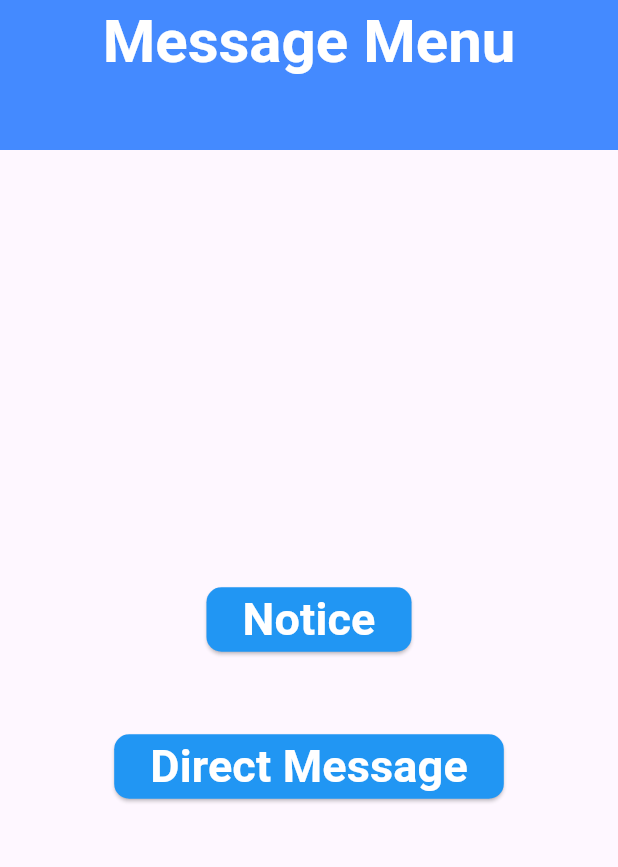
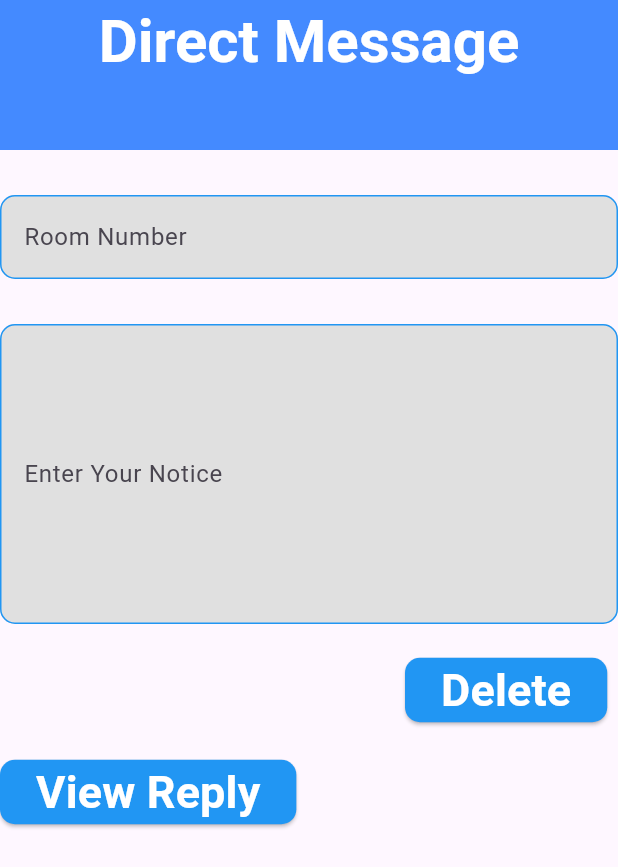
Before and after one commit to NaVindu0315/Hostel-Management-UI, a Flutter app: the Msgmenuu screen opened directly, after a tap on "Direct Message", on a phone screen of 412 x 824 dp. Shown: the top 867 px of the screen. Run offline on Flutter 3.47's test engine with Material 3 defaults, Android fonts, the phone set to English and light mode, and no system bars; our stand-ins replace curved_navigation_bar; Roboto replaces fonts that are missing (RobotoMono).

Commit message:
direct msg

```diff
--- a/lib/screens/Directmsg.dart
+++ b/lib/screens/Directmsg.dart
@@ -0,0 +1,163 @@
+import 'package:flutter/material.dart';
+
+class Direct_Msg extends StatelessWidget {
+  const Direct_Msg({Key? key}) : super(key: key);
+
+  @override
+  Widget build(BuildContext context) {
+    return MaterialApp(
+      home: DirrectM(),
+    );
+  }
+}
+
+class DirrectM extends StatefulWidget {
+  const DirrectM({Key? key}) : super(key: key);
+
+  @override
+  State<DirrectM> createState() => _DirrectMState();
+}
+
+class _DirrectMState extends State<DirrectM> {
+  @override
+  Widget build(BuildContext context) {
+    return Scaffold(
+      appBar: PreferredSize(
+        preferredSize: Size.fromHeight(100.0), // Set the height of the AppBar
+        child: AppBar(
+          backgroundColor: Colors.blueAccent,
+          centerTitle: true,
+          title: Text(
+            'Direct Message',
+            style: TextStyle(
+                fontFamily: 'RobotoMono',
+                fontSize: 40,
+                color: Colors.white,
+                fontWeight: FontWeight.bold),
+          ),
+        ),
+      ),
+      body: Column(
+        children: [
+          SizedBox(
+            height: 30.0,
+          ),
+          Center(
+              child: TextFormField(
+            maxLines: 1, // Set the maximum number of lines
+            decoration: InputDecoration(
+              filled: true, // Set the background color
+              fillColor:
+                  Colors.grey[300], // Set the background color to ash color
+              border: OutlineInputBorder(
+                // Set the border
+                borderRadius:
+                    BorderRadius.circular(10), // Set the border radius
+                borderSide: BorderSide(
+                    color: Colors.blue), // Set the border color to blue
+              ),
+              enabledBorder: OutlineInputBorder(
+                // Set the enabled border
+                borderRadius:
+                    BorderRadius.circular(10), // Set the border radius
+                borderSide: BorderSide(
+                    color: Colors.blue), // Set the border color to blue
+              ),
+              focusedBorder: OutlineInputBorder(
+                // Set the focused border
+                borderRadius:
+                    BorderRadius.circular(10), // Set the border radius
+                borderSide: BorderSide(
+                    color: Colors.blue), // Set the border color to blue
+              ),
+              labelText: 'Room Number',
+            ),
+          )),
+          SizedBox(
+            height: 30.0,
+          ),
+          Center(
+              child: TextFormField(
+            maxLines: 7, // Set the maximum number of lines
+            decoration: InputDecoration(
+              filled: true, // Set the background color
+              fillColor:
+                  Colors.grey[300], // Set the background color to ash color
+              border: OutlineInputBorder(
+                // Set the border
+                borderRadius:
+                    BorderRadius.circular(10), // Set the border radius
+                borderSide: BorderSide(
+                    color: Colors.blue), // Set the border color to blue
+              ),
+              enabledBorder: OutlineInputBorder(
+                // Set the enabled border
+                borderRadius:
+                    BorderRadius.circular(10), // Set the border radius
+                borderSide: BorderSide(
+                    color: Colors.blue), // Set the border color to blue
+              ),
+              focusedBorder: OutlineInputBorder(
+                // Set the focused border
+                borderRadius:
+                    BorderRadius.circular(10), // Set the border radius
+                borderSide: BorderSide(
+                    color: Colors.blue), // Set the border color to blue
+              ),
+              labelText: 'Enter Your Notice',
+            ),
+          )),
+          SizedBox(
+            height: 20.0,
+          ),
+          Row(
+            children: [
+              SizedBox(
+                width: 270.0,
+              ),
+              ElevatedButton(
+                style: ElevatedButton.styleFrom(
+                  primary: Colors.blue,
+                  onPrimary: Colors.white,
+                  shape: RoundedRectangleBorder(
+                    borderRadius: BorderRadius.circular(10), // border radius
+                  ),
+                ),
+                onPressed: () {
+                  // button press action
+                },
+                child: Text(
+                  'Delete',
+                  style: TextStyle(fontSize: 30.0, fontWeight: FontWeight.bold),
+                ),
+              ),
+            ],
+          ),
+          SizedBox(
+            height: 20.0,
+          ),
+          Row(
+            children: [
+              ElevatedButton(
+                style: ElevatedButton.styleFrom(
+                  primary: Colors.blue,
+                  onPrimary: Colors.white,
+                  shape: RoundedRectangleBorder(
+                    borderRadius: BorderRadius.circular(10), // border radius
+                  ),
+                ),
+                onPressed: () {
+                  // button press action
+                },
+                child: Text(
+                  'View Reply',
+                  style: TextStyle(fontSize: 30.0, fontWeight: FontWeight.bold),
+                ),
+              ),
+            ],
+          ),
+        ],
+      ),
+    );
+  }
+}
--- a/lib/screens/Msg_Menu.dart
+++ b/lib/screens/Msg_Menu.dart
@@ -1,5 +1,7 @@
 import 'package:flutter/material.dart';
 import 'package:hostel/screens/Notice.dart';
+
+import 'Directmsg.dart';
 
 class Msg_Menu extends StatelessWidget {
   const Msg_Menu({Key? key}) : super(key: key);
@@ -85,7 +87,7 @@ class _MsgmenuuState extends State<Msgmenuu> {
                   onPressed: () {
                     Navigator.push(
                       context,
-                      MaterialPageRoute(builder: (context) => Msg_Menu()),
+                      MaterialPageRoute(builder: (context) => Direct_Msg()),
                     );
                     // button press action
                   },
```
